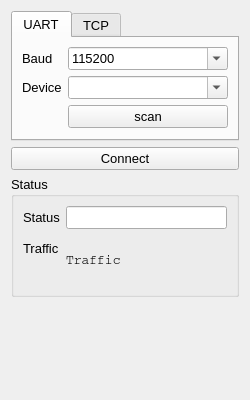
Qt form ui/eros_connect.ui (Florioo/eros-qt-widgets) before a commit.
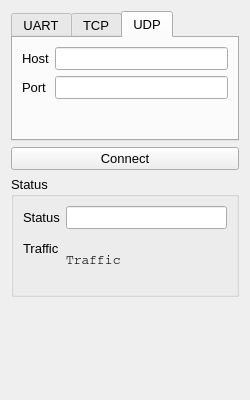
The same form after that commit.

```diff
--- a/ui/eros_connect.ui
+++ b/ui/eros_connect.ui
@@ -28,7 +28,7 @@
    <item>
     <widget class="QTabWidget" name="tabWidget">
      <property name="currentIndex">
-      <number>0</number>
+      <number>2</number>
      </property>
      <widget class="QWidget" name="uart_tab">
       <attribute name="title">
@@ -122,6 +122,33 @@
        </item>
       </layout>
      </widget>
+     <widget class="QWidget" name="tab">
+      <attribute name="title">
+       <string>UDP</string>
+      </attribute>
+      <layout class="QFormLayout" name="formLayout_3">
+       <item row="0" column="0">
+        <widget class="QLabel" name="label_8">
+         <property name="text">
+          <string>Host</string>
+         </property>
+        </widget>
+       </item>
+       <item row="0" column="1">
+        <widget class="QLineEdit" name="udp_host"/>
+       </item>
+       <item row="1" column="0">
+        <widget class="QLabel" name="label_7">
+         <property name="text">
+          <string>Port</string>
+         </property>
+        </widget>
+       </item>
+       <item row="1" column="1">
+        <widget class="QLineEdit" name="udp_port"/>
+       </item>
+      </layout>
+     </widget>
     </widget>
    </item>
    <item>
```
